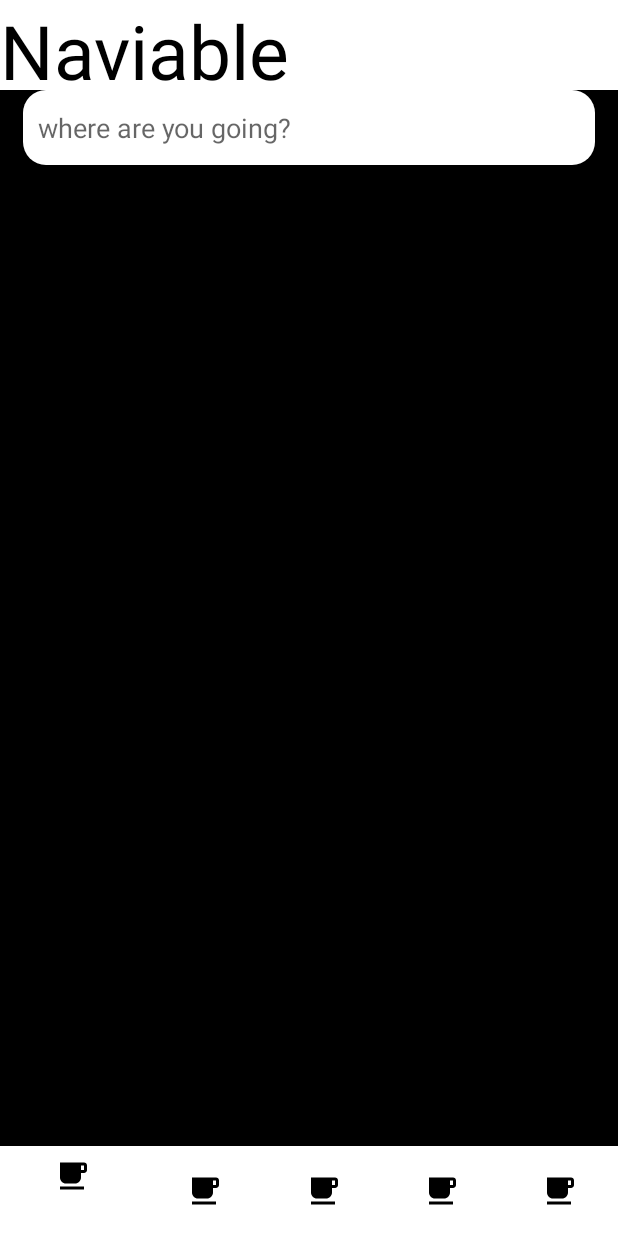
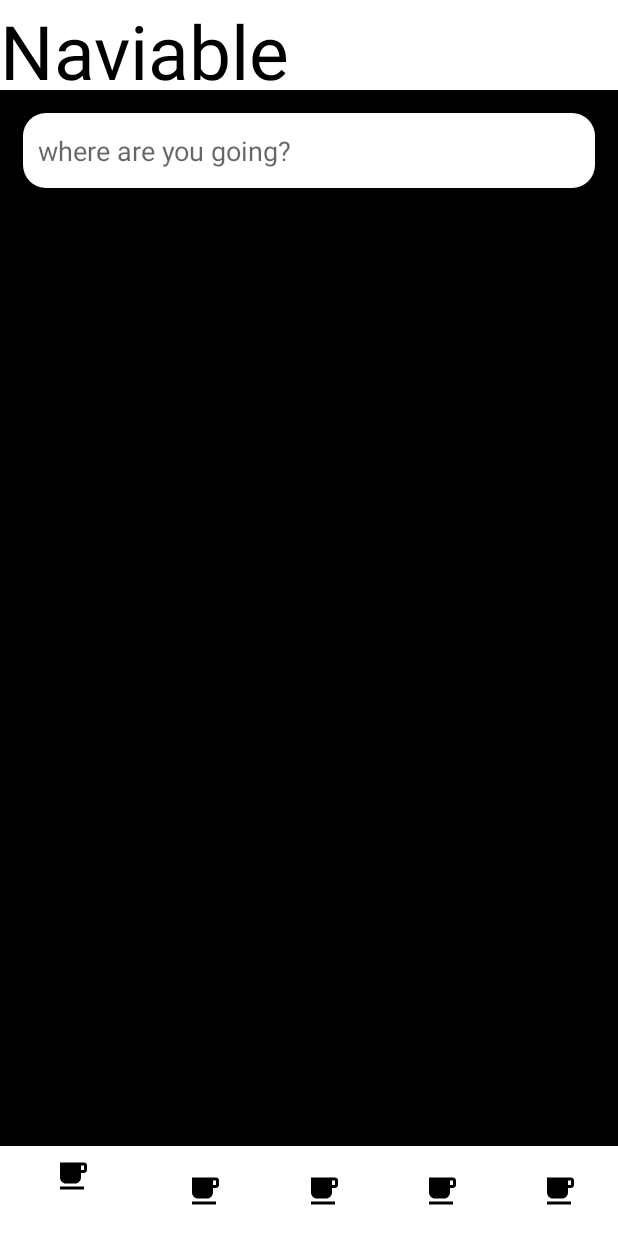
Before and after one commit to TtedyT/Naviable, an Android app: the screen it shows after launch (MainActivity), on a phone screen of 412 x 824 dp. Run offline under Robolectric (Android 15) with nearby library versions, the phone set to English and light mode, and no system bars.

Commit message:
added search bar on top of map

```diff
--- a/app/src/main/res/layout/activity_main.xml
+++ b/app/src/main/res/layout/activity_main.xml
@@ -28,6 +28,15 @@
         app:layout_constraintLeft_toLeftOf="@id/app_bar"
         app:layout_constraintTop_toTopOf="@id/app_bar" />
 
+    <fragment
+        android:id="@+id/map"
+        android:name="com.google.android.gms.maps.SupportMapFragment"
+        android:layout_width="match_parent"
+        android:layout_height="0dp"
+        app:layout_constraintBottom_toTopOf="@+id/bottom_navigation_bar"
+        app:layout_constraintTop_toBottomOf="@+id/app_bar"
+        tools:context=".MapsActivity" />
+
     <EditText
         android:id="@+id/search_bar"
         android:hint="where are you going?"
@@ -38,19 +47,11 @@
         app:layout_constraintTop_toBottomOf="@id/app_bar"
         android:layout_marginStart="15dp"
         android:layout_marginEnd="15dp"
+        android:layout_marginTop="15dp"
         android:paddingStart="10dp"
         android:paddingEnd="10dp"
         android:background="@drawable/rounded_rectangle_view"
         />
-
-    <fragment
-        android:id="@+id/map"
-        android:name="com.google.android.gms.maps.SupportMapFragment"
-        android:layout_width="match_parent"
-        android:layout_height="0dp"
-        app:layout_constraintBottom_toTopOf="@+id/bottom_navigation_bar"
-        app:layout_constraintTop_toBottomOf="@+id/search_bar"
-        tools:context=".MapsActivity" />
 
     <com.google.android.material.bottomnavigation.BottomNavigationView
         android:id="@+id/bottom_navigation_bar"
```
